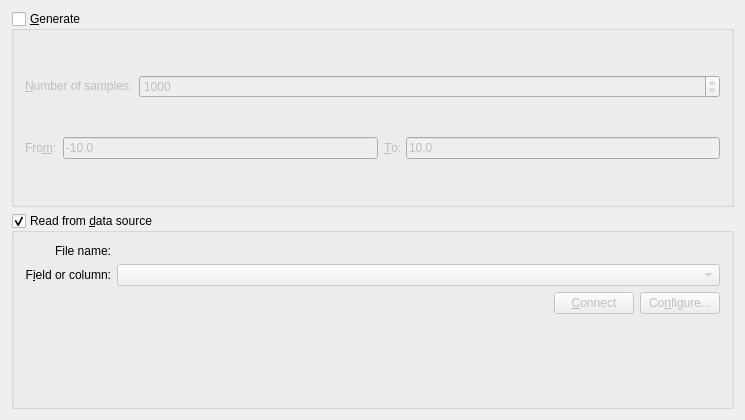
Old version of the form src/libkstapp/vectortab.ui in the repository Kst-plot/kst.
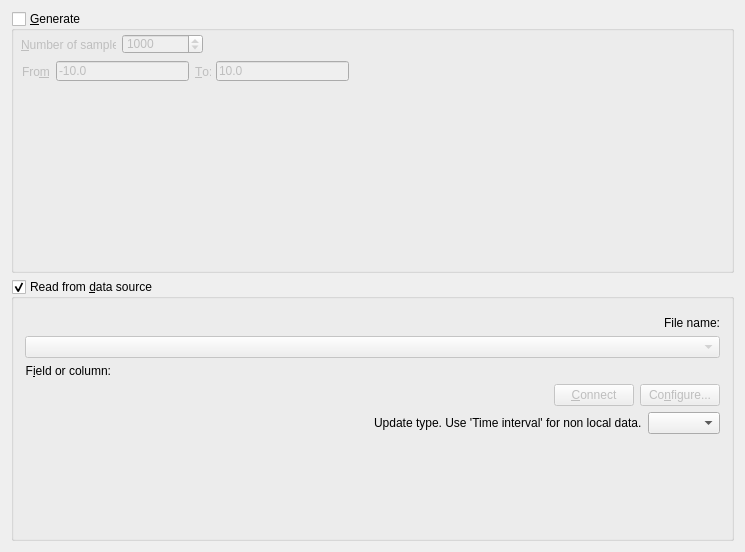
New version of the form. Custom widgets are drawn as their Qt base class.

Commit message: Make changing update type also possible after using the wizard.

Patch:
```diff
--- a/src/libkstapp/vectortab.ui
+++ b/src/libkstapp/vectortab.ui
@@ -1,19 +1,19 @@
 <ui version="4.0" >
  <class>VectorTab</class>
- <widget class="QWidget" name="VectorTab" >
-  <property name="geometry" >
+ <widget class="QWidget" name="VectorTab">
+  <property name="geometry">
    <rect>
     <x>0</x>
     <y>0</y>
     <width>745</width>
-    <height>420</height>
+    <height>552</height>
    </rect>
   </property>
-  <layout class="QVBoxLayout" name="verticalLayout" >
+  <layout class="QVBoxLayout" name="verticalLayout_2">
    <item>
-    <widget class="QGroupBox" name="_generatedVectorGroup" >
-     <property name="sizePolicy" >
-      <sizepolicy vsizetype="MinimumExpanding" hsizetype="Preferred" >
+    <widget class="QGroupBox" name="_generatedVectorGroup">
+     <property name="sizePolicy">
+      <sizepolicy hsizetype="Preferred" vsizetype="MinimumExpanding">
        <horstretch>0</horstretch>
        <verstretch>0</verstretch>
       </sizepolicy>
@@ -27,11 +27,17 @@
      <property name="checked" >
       <bool>false</bool>
      </property>
-     <layout class="QGridLayout" >
-      <item row="0" column="0" >
-       <widget class="QLabel" name="label_2" >
-        <property name="sizePolicy" >
-         <sizepolicy vsizetype="Fixed" hsizetype="Fixed" >
+     <widget class="QLabel" name="label_2">
+      <property name="geometry">
+       <rect>
+        <x>10</x>
+        <y>26</y>
+        <width>95</width>
+        <height>16</height>
+       </rect>
+      </property>
+      <property name="sizePolicy">
+       <sizepolicy hsizetype="Fixed" vsizetype="Fixed">
           <horstretch>0</horstretch>
           <verstretch>0</verstretch>
          </sizepolicy>
@@ -46,48 +52,77 @@
          <cstring>_numberOfSamples</cstring>
         </property>
        </widget>
-      </item>
-      <item row="1" column="0" colspan="2" >
-       <layout class="QHBoxLayout" >
-        <property name="spacing" >
-         <number>6</number>
-        </property>
-        <property name="margin" >
-         <number>0</number>
-        </property>
-        <item>
-         <widget class="QLabel" name="label" >
-          <property name="sizePolicy" >
-           <sizepolicy vsizetype="Fixed" hsizetype="Fixed" >
+     <widget class="QSpinBox" name="_numberOfSamples">
+      <property name="geometry">
+       <rect>
+        <x>111</x>
+        <y>23</y>
+        <width>81</width>
+        <height>20</height>
+       </rect>
+      </property>
+      <property name="sizePolicy">
+       <sizepolicy hsizetype="Expanding" vsizetype="Fixed">
             <horstretch>0</horstretch>
             <verstretch>0</verstretch>
            </sizepolicy>
           </property>
-          <property name="text" >
-           <string>Fro&amp;m:</string>
-          </property>
-          <property name="wordWrap" >
-           <bool>false</bool>
-          </property>
-          <property name="buddy" >
-           <cstring>_from</cstring>
-          </property>
-         </widget>
-        </item>
-        <item>
-         <widget class="QLineEdit" name="_from" >
-          <property name="whatsThis" >
+      <property name="whatsThis">
+       <string>The number of samples for the new independent variable.</string>
+      </property>
+      <property name="maximum">
+       <number>1000000000</number>
+      </property>
+      <property name="singleStep">
+       <number>1000</number>
+      </property>
+      <property name="value">
+       <number>1000</number>
+      </property>
+     </widget>
+     <widget class="QLineEdit" name="_to">
+      <property name="geometry">
+       <rect>
+        <x>205</x>
+        <y>50</y>
+        <width>133</width>
+        <height>20</height>
+       </rect>
+      </property>
+      <property name="whatsThis">
+       <string>The maximum value of the independent variable.</string>
+      </property>
+      <property name="text">
+       <string>10.0</string>
+      </property>
+     </widget>
+     <widget class="QLineEdit" name="_from">
+      <property name="geometry">
+       <rect>
+        <x>45</x>
+        <y>50</y>
+        <width>133</width>
+        <height>20</height>
+       </rect>
+      </property>
+      <property name="whatsThis">
            <string>The minimum value of the independent variable.</string>
           </property>
           <property name="text" >
            <string>-10.0</string>
           </property>
          </widget>
-        </item>
-        <item>
-         <widget class="QLabel" name="label_3" >
-          <property name="sizePolicy" >
-           <sizepolicy vsizetype="Fixed" hsizetype="Fixed" >
+     <widget class="QLabel" name="label_3">
+      <property name="geometry">
+       <rect>
+        <x>184</x>
+        <y>53</y>
+        <width>16</width>
+        <height>16</height>
+       </rect>
+      </property>
+      <property name="sizePolicy">
+       <sizepolicy hsizetype="Fixed" vsizetype="Fixed">
             <horstretch>0</horstretch>
             <verstretch>0</verstretch>
            </sizepolicy>
@@ -102,56 +137,48 @@
            <cstring>_to</cstring>
           </property>
          </widget>
-        </item>
-        <item>
-         <widget class="QLineEdit" name="_to" >
-          <property name="whatsThis" >
-           <string>The maximum value of the independent variable.</string>
-          </property>
-          <property name="text" >
-           <string>10.0</string>
-          </property>
-         </widget>
-        </item>
-       </layout>
-      </item>
-      <item row="0" column="1" >
-       <widget class="QSpinBox" name="_numberOfSamples" >
-        <property name="sizePolicy" >
-         <sizepolicy vsizetype="Fixed" hsizetype="Expanding" >
+     <widget class="QLabel" name="label">
+      <property name="geometry">
+       <rect>
+        <x>11</x>
+        <y>53</y>
+        <width>28</width>
+        <height>16</height>
+       </rect>
+      </property>
+      <property name="sizePolicy">
+       <sizepolicy hsizetype="Fixed" vsizetype="Fixed">
           <horstretch>0</horstretch>
           <verstretch>0</verstretch>
          </sizepolicy>
         </property>
-        <property name="whatsThis" >
-         <string>The number of samples for the new independent variable.</string>
-        </property>
-        <property name="maximum" >
-         <number>1000000000</number>
-        </property>
-        <property name="singleStep" >
-         <number>1000</number>
-        </property>
-        <property name="value" >
-         <number>1000</number>
-        </property>
-       </widget>
-      </item>
-     </layout>
+      <property name="text">
+       <string>Fro&amp;m:</string>
+      </property>
+      <property name="wordWrap">
+       <bool>false</bool>
+      </property>
+      <property name="buddy">
+       <cstring>_from</cstring>
+      </property>
+     </widget>
     </widget>
    </item>
    <item>
-    <widget class="QGroupBox" name="_dataVectorGroup" >
-     <property name="title" >
+    <widget class="QGroupBox" name="_dataVectorGroup">
+     <property name="title">
       <string>Read from &amp;data source</string>
      </property>
      <property name="checkable" >
       <bool>true</bool>
      </property>
-     <layout class="QGridLayout" name="gridLayout_2" >
-      <item row="0" column="0" >
-       <widget class="QLabel" name="label_4" >
-        <property name="text" >
+     <layout class="QVBoxLayout" name="verticalLayout">
+      <item>
+       <widget class="Kst::DataSourceSelector" name="_fileName" native="true"/>
+      </item>
+      <item>
+       <widget class="QLabel" name="label_4">
+        <property name="text">
          <string>File name:</string>
         </property>
         <property name="alignment" >
@@ -162,13 +189,17 @@
         </property>
        </widget>
       </item>
-      <item row="0" column="1" >
-       <widget class="Kst::DataSourceSelector" native="1" name="_fileName" />
+      <item>
+       <widget class="Kst::ComboBox" name="_field">
+        <property name="enabled">
+         <bool>false</bool>
+        </property>
+       </widget>
       </item>
-      <item row="1" column="0" >
-       <widget class="QLabel" name="label_5" >
-        <property name="sizePolicy" >
-         <sizepolicy vsizetype="Preferred" hsizetype="Fixed" >
+      <item>
+       <widget class="QLabel" name="label_5">
+        <property name="sizePolicy">
+         <sizepolicy hsizetype="Fixed" vsizetype="Preferred">
           <horstretch>0</horstretch>
           <verstretch>0</verstretch>
          </sizepolicy>
@@ -187,16 +218,9 @@
         </property>
        </widget>
       </item>
-      <item row="1" column="1" >
-       <widget class="Kst::ComboBox" name="_field" >
-        <property name="enabled" >
-         <bool>false</bool>
-        </property>
-       </widget>
-      </item>
-      <item row="2" column="0" colspan="2" >
-       <layout class="QHBoxLayout" >
-        <property name="margin" >
+      <item>
+       <layout class="QHBoxLayout">
+        <property name="margin">
          <number>0</number>
         </property>
         <item>
@@ -216,8 +240,8 @@
          </spacer>
         </item>
         <item>
-         <widget class="QPushButton" name="_connect" >
-          <property name="enabled" >
+         <widget class="QPushButton" name="_connect">
+          <property name="enabled">
            <bool>false</bool>
           </property>
           <property name="text" >
@@ -226,8 +250,8 @@
          </widget>
         </item>
         <item>
-         <widget class="QPushButton" name="_configure" >
-          <property name="enabled" >
+         <widget class="QPushButton" name="_configure">
+          <property name="enabled">
            <bool>false</bool>
           </property>
           <property name="text" >
@@ -237,10 +261,53 @@
         </item>
        </layout>
       </item>
-      <item row="3" column="0" colspan="2" >
-       <widget class="Kst::DataRange" native="1" name="_dataRange" >
-        <property name="sizePolicy" >
-         <sizepolicy vsizetype="Expanding" hsizetype="Preferred" >
+      <item>
+       <layout class="QHBoxLayout" name="horizontalLayout_3">
+        <item>
+         <spacer name="horizontalSpacer_3">
+          <property name="orientation">
+           <enum>Qt::Horizontal</enum>
+          </property>
+          <property name="sizeHint" stdset="0">
+           <size>
+            <width>40</width>
+            <height>20</height>
+           </size>
+          </property>
+         </spacer>
+        </item>
+        <item>
+         <widget class="QLabel" name="_fileType_3">
+          <property name="sizePolicy">
+           <sizepolicy hsizetype="Fixed" vsizetype="Fixed">
+            <horstretch>10</horstretch>
+            <verstretch>0</verstretch>
+           </sizepolicy>
+          </property>
+          <property name="text">
+           <string>Update type. Use 'Time interval' for non local data.</string>
+          </property>
+          <property name="wordWrap">
+           <bool>false</bool>
+          </property>
+         </widget>
+        </item>
+        <item>
+         <widget class="QComboBox" name="_updateBox">
+          <property name="minimumSize">
+           <size>
+            <width>0</width>
+            <height>0</height>
+           </size>
+          </property>
+         </widget>
+        </item>
+       </layout>
+      </item>
+      <item>
+       <widget class="Kst::DataRange" name="_dataRange" native="true">
+        <property name="sizePolicy">
+         <sizepolicy hsizetype="Preferred" vsizetype="Expanding">
           <horstretch>0</horstretch>
           <verstretch>0</verstretch>
          </sizepolicy>
@@ -252,18 +319,18 @@
    </item>
   </layout>
  </widget>
- <layoutdefault spacing="6" margin="11" />
+ <layoutdefault spacing="6" margin="11"/>
  <customwidgets>
-  <customwidget>
-   <class>Kst::DataSourceSelector</class>
-   <extends>QWidget</extends>
-   <header>datasourceselector.h</header>
-  </customwidget>
   <customwidget>
    <class>Kst::ComboBox</class>
    <extends>QComboBox</extends>
    <header>combobox.h</header>
   </customwidget>
+  <customwidget>
+   <class>Kst::DataSourceSelector</class>
+   <extends>QWidget</extends>
+   <header>datasourceselector.h</header>
+  </customwidget>
   <customwidget>
    <class>Kst::DataRange</class>
    <extends>QWidget</extends>
```
Left out of the diff: 47 changed lines with no effect on the pictures. Lines whose indentation alone changed are shown as unchanged. The commit also changes 4 other files.
